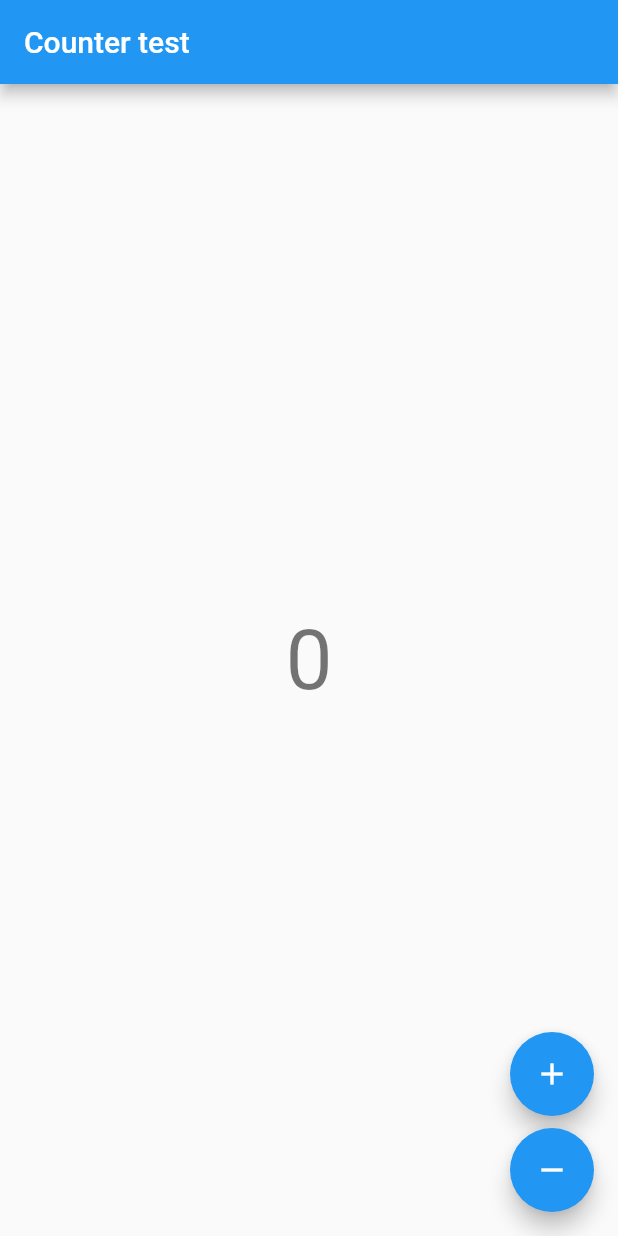
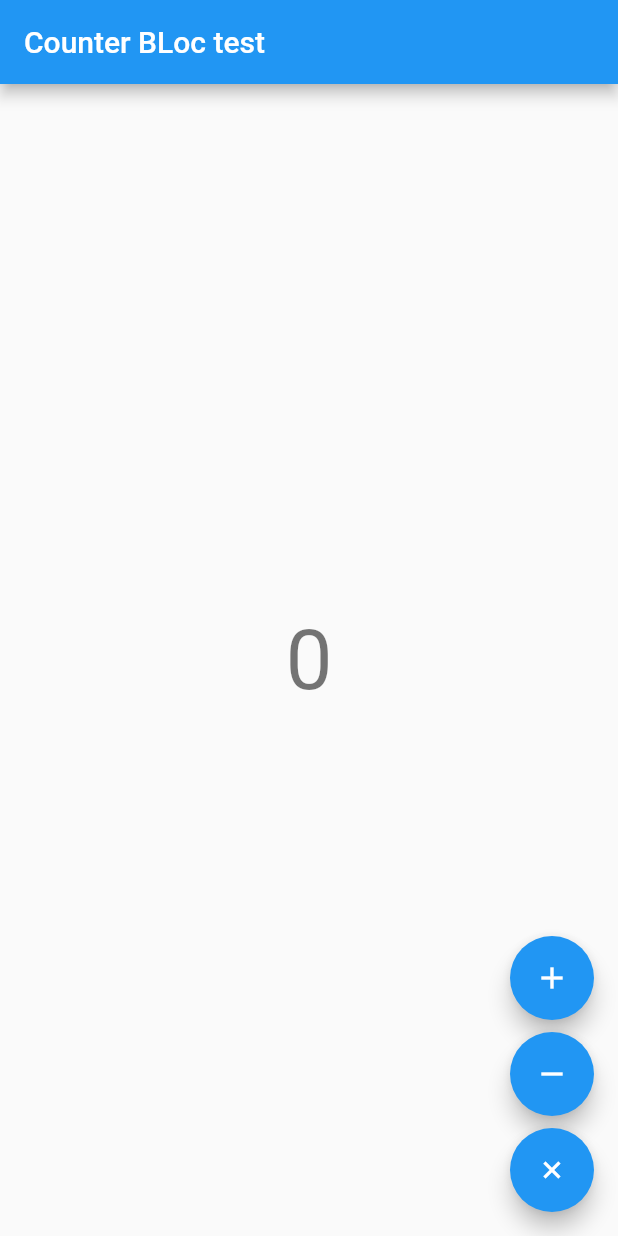
Before and after one commit to abc71421/Flutter_Bloc_learning, a Flutter app: the screen it shows after launch, on a phone screen of 412 x 824 dp. Run offline on Flutter 3.47's test engine with Material 2 defaults, Android fonts, the light colour scheme and no system bars; our stand-ins replace bloc, flutter_bloc, logger.

Commit message:
2022/08/13 update
1.add 'package: logger' for write log.
2.add power cubit for test.

```diff
--- /dev/null
+++ b/lib/Utils/static_objects.dart
@@ -0,0 +1,6 @@
+import 'dart:developer';
+
+import 'package:logger/logger.dart';
+
+Logger logger = Logger();
+Logger simpleLogger = Logger(printer: SimplePrinter(printTime: true,colors: true));
--- a/lib/app.dart
+++ b/lib/app.dart
@@ -2,9 +2,12 @@ import 'package:flutter/material.dart';
 import 'package:flutter_bloc_test/counter/counter.dart';
 
 
-/// {@template counter_app}
+/// {@template app}
 /// A [MaterialApp] which sets the `home` to [CounterPage].
+/// [MaterialApp] 將 `home` 設置為 [CounterPage]。
 /// {@endtemplate}
+
+
 class CounterApp extends MaterialApp {
   /// {@macro counter_app}
   const CounterApp({super.key}) : super(home: const CounterPage());
--- a/lib/counter/counter.dart
+++ b/lib/counter/counter.dart
@@ -1,2 +1,7 @@
 export 'cubit/counter_cubit.dart';
 export 'view/view.dart';
+
+///{@template counter}
+/// Export all the public facing parts of the counter feature.
+/// 導出計數器功能的所有面向公眾的部分。
+///{@endtemplate}
--- a/lib/counter/cubit/counter_cubit.dart
+++ b/lib/counter/cubit/counter_cubit.dart
@@ -1,8 +1,11 @@
 import 'package:bloc/bloc.dart';
+import 'dart:math' as math;
 
 /// {@template counter_cubit}
 /// A [Cubit] which manages an [int] as its state.
+/// [Cubit] 管理 [int] 作為它的狀態。
 /// {@endtemplate}
+
 class CounterCubit extends Cubit<int> {
   /// {@macro counter_cubit}
   CounterCubit() : super(0);
@@ -12,4 +15,7 @@ class CounterCubit extends Cubit<int> {
 
   /// Subtract 1 from the current state.
   void decrement() => emit(state - 1);
+
+  /// square the current state.
+  void power() => emit(math.pow(state, 2).toInt());
 }
--- a/lib/counter/view/counter_page.dart
+++ b/lib/counter/view/counter_page.dart
@@ -5,7 +5,10 @@ import 'package:flutter_bloc_test/counter/counter.dart';
 /// {@template counter_page}
 /// A [StatelessWidget] which is responsible for providing a
 /// [CounterCubit] instance to the [CounterView].
+/// [StatelessWidget] 是負責向 [CounterView] 提供 [CounterCubit] 實例。
 /// {@endtemplate}
+
+
 class CounterPage extends StatelessWidget {
   /// {@macro counter_page}
   const CounterPage({super.key});
--- a/lib/counter/view/counter_view.dart
+++ b/lib/counter/view/counter_view.dart
@@ -1,3 +1,5 @@
+import 'dart:math';
+
 import 'package:flutter/material.dart';
 import 'package:flutter_bloc/flutter_bloc.dart';
 import 'package:flutter_bloc_test/counter/counter.dart';
@@ -5,7 +7,9 @@ import 'package:flutter_bloc_test/counter/counter.dart';
 /// {@template counter_view}
 /// A [StatelessWidget] which reacts to the provided
 /// [CounterCubit] state and notifies it in response to user input.
+/// [StatelessWidget] 對提供的 [CounterCubit] 狀態做出反應並通知它，以響應用戶輸入。
 /// {@endtemplate}
+
 class CounterView extends StatelessWidget {
   /// {@macro counter_view}
   const CounterView({super.key});
@@ -13,8 +17,9 @@ class CounterView extends StatelessWidget {
   @override
   Widget build(BuildContext context) {
     final textTheme = Theme.of(context).textTheme;
+
     return Scaffold(
-      appBar: AppBar(title: const Text('Counter test')),
+      appBar: AppBar(title: const Text('Counter BLoc test')),
       body: Center(
         child: BlocBuilder<CounterCubit, int>(
           builder: (context, state) {
@@ -37,6 +42,12 @@ class CounterView extends StatelessWidget {
             child: const Icon(Icons.remove),
             onPressed: () => context.read<CounterCubit>().decrement(),
           ),
+          const SizedBox(height: 8),
+          FloatingActionButton(
+            key: const Key('counterView_twoPower_floatingActionButton'),
+            child: Transform.rotate(angle: pi/4, child: const Icon(Icons.add)),
+            onPressed: () => context.read<CounterCubit>().power(),
+          )
         ],
       ),
     );
--- a/lib/counter_observer.dart
+++ b/lib/counter_observer.dart
@@ -1,10 +1,19 @@
 import 'package:bloc/bloc.dart';
+import 'Utils/static_objects.dart';
+
+
+///{@template counter_observer}
+/// A [BlocObserver] which will observe all
+/// state changes in the application.
+/// [BlocObserver] 將觀察應用程序中的所有狀態變化。
+///{@endtemplate}
+
 
 class CounterObserver extends BlocObserver{
 
   @override
   void onChange(BlocBase<dynamic> bloc, Change<dynamic> change) {
     super.onChange(bloc, change);
-    print('${bloc.runtimeType} $change');
+    simpleLogger.v('${bloc.runtimeType} $change');
   }
 }
--- a/lib/main.dart
+++ b/lib/main.dart
@@ -4,9 +4,12 @@ import 'package:flutter_bloc_test/counter_observer.dart';
 import 'package:flutter_bloc_test/app.dart';
 
 
+void addLog(String message){}
+
 void main() {
   Bloc.observer = CounterObserver();
   runApp(const CounterApp());
 
+
   //runApp(const MyApp());
 }
--- a/pubspec.yaml
+++ b/pubspec.yaml
@@ -32,10 +32,11 @@ dependencies:
   bloc: ^8.1.0
   flutter_bloc: ^8.0.0
   flutter_native_splash: ^2.2.7
-  fluttertoast: ^8.0.9
+
   # The following adds the Cupertino Icons font to your application.
   # Use with the CupertinoIcons class for iOS style icons.
   cupertino_icons: ^1.0.2
+  logger: ^1.1.0
 
 dev_dependencies:
   flutter_test:
```
Also changed, not shown: pubspec.lock.
